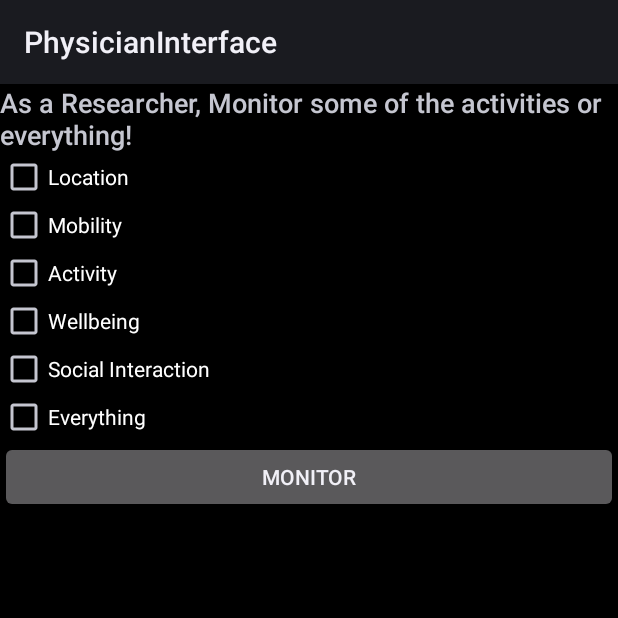
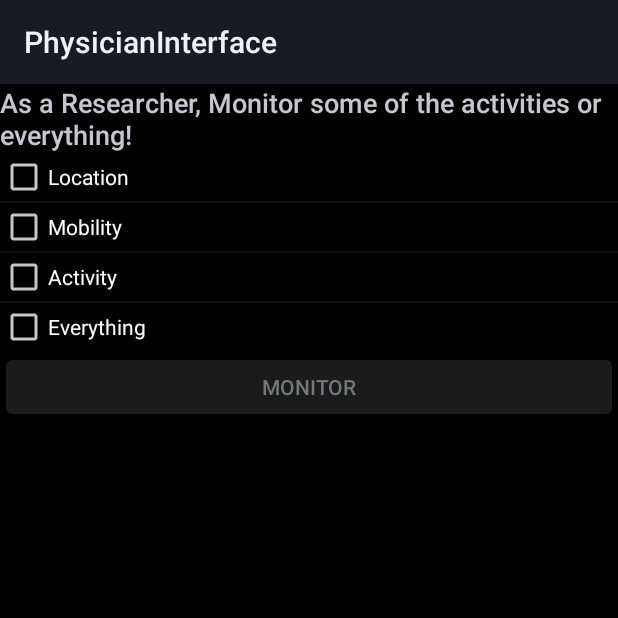
Before and after one commit to ningxia/NDroidAdmin, an Android app: the PhysicianInterface screen opened directly, with no data from a screen before it, on a phone screen of 412 x 824 dp, the top half of it. Run offline under Robolectric (Android 15) with nearby library versions, the phone set to English and light mode, and no system bars.

Commit message:
initial PhysicianInterface

```diff
--- a/app/src/main/java/edu/nd/darts/cimon/PhysicianInterface.java
+++ b/app/src/main/java/edu/nd/darts/cimon/PhysicianInterface.java
@@ -1,16 +1,417 @@
 package edu.nd.darts.cimon;
 
 import android.app.Activity;
+import android.content.Context;
 import android.os.Bundle;
+import android.util.Log;
+import android.view.LayoutInflater;
+import android.view.View;
+import android.view.ViewGroup;
+import android.widget.Adapter;
+import android.widget.AdapterView;
+import android.widget.ArrayAdapter;
+import android.widget.Button;
+import android.widget.CheckBox;
+import android.widget.ListView;
+import android.widget.RelativeLayout;
+import android.widget.TextView;
+import android.widget.Toast;
 
+import java.util.ArrayList;
+import java.util.Arrays;
+import java.util.List;
+
+/**
+ * @author ningxia
+ */
 public class PhysicianInterface extends Activity {
+
+    private static final String TAG = "NDroid";
+
+    private static ListView listView;
+    private static List<ActivityCategory> categories;
+    private ArrayAdapter<ActivityCategory> listAdapter;
+
+    private ActivityCategory location, mobility, activity, communication, wellbeing, social, everything;
+
+    private ActivityItem gps, accelerometer, gyroscope;
+
+    private static Button btnMonitor;
+    private static TextView message;
+
 
 	@Override
 	protected void onCreate(Bundle savedInstanceState) {
 		super.onCreate(savedInstanceState);
 		setContentView(R.layout.activity_physician_interface);
 
+        listView = (ListView) findViewById(R.id.physician_listView);
 
+        // load category list
+        loadCategoryList();
+
+        listAdapter = new ActivityArrayAdapter(this, R.layout.physician_item, categories);
+        listView.setAdapter(listAdapter);
+
+        btnMonitor = (Button) findViewById(R.id.physician_monitor_btn);
+        btnMonitor.setOnClickListener(btnMonitorHandler);
+
+        message = (TextView) findViewById(R.id.physician_message);
 	}
 
+
+    View.OnClickListener btnMonitorHandler = new View.OnClickListener() {
+        @Override
+        public void onClick(View v) {
+            Button btn = (Button) v;
+            if (btn.getText().toString().equalsIgnoreCase("Monitor")) {
+                btn.setText("Stop");
+                enableCheckbox(false);
+
+                if (DebugLog.DEBUG) {
+                    Log.d(TAG, "PhysicianInterface.btnMonitorHandler - display selected activities ");
+                    StringBuffer sb = new StringBuffer();
+                    for(ActivityCategory ac : categories) {
+                        for(ActivityItem ai : ac.getItems()) {
+                            sb.append(ai.getTitle());
+                            sb.append(" - ");
+                            sb.append(ai.isSelected());
+                            sb.append("\n");
+                        }
+                        sb.append("\n");
+                    }
+                    message.setText(sb.toString());
+                    message.setTextAppearance(PhysicianInterface.this, android.R.style.TextAppearance_Small);
+                    message.setVisibility(View.VISIBLE);
+                }
+            }
+            else {
+                btn.setText("Monitor");
+                enableCheckbox(true);
+                message.setVisibility(View.GONE);
+            }
+        }
+    };
+
+    private void enableCheckbox(boolean bool) {
+        ListView lv = (ListView) findViewById(R.id.physician_listView);
+        for (int i = 0; i < lv.getCount(); i ++) {
+            RelativeLayout rl = (RelativeLayout) lv.getChildAt(i);
+            CheckBox cb = (CheckBox) rl.findViewById(R.id.physician_item_checkBox);
+            TextView tv = (TextView) rl.findViewById(R.id.physician_item_textView);
+            cb.setEnabled(bool);
+            tv.setEnabled(bool);
+        }
+    }
+
+    private static boolean isChecked() {
+        for (ActivityCategory ac : categories) {
+            if (ac.isChecked()) {
+                return true;
+            }
+        }
+        return false;
+    }
+
+    private static boolean nonChecked() {
+        for (ActivityCategory ac : categories) {
+            if (ac.isChecked()) {
+                return false;
+            }
+        }
+        return true;
+    }
+
+
+    private void loadCategoryList() {
+
+        gps = new ActivityItem("GPS", Metrics.LOCATION_CATEGORY);
+        accelerometer = new ActivityItem("Accelerometer", Metrics.ACCELEROMETER);
+        gyroscope = new ActivityItem("Gyroscope", Metrics.GYROSCOPE);
+
+        location = new ActivityCategory(
+                "Location",
+                new ArrayList<ActivityItem>(Arrays.asList(
+                        gps
+                ))
+        );
+
+        mobility = new ActivityCategory(
+                "Mobility",
+                new ArrayList<ActivityItem>(Arrays.asList(
+                        gps, accelerometer, gyroscope
+                ))
+        );
+
+        activity = new ActivityCategory(
+                "Activity",
+                new ArrayList<ActivityItem>(Arrays.asList(
+                        accelerometer, gyroscope
+                ))
+        );
+
+        everything = new ActivityCategory(
+                "Everything",
+                new ArrayList<ActivityItem>(Arrays.asList(
+                        gps, accelerometer, gyroscope
+                ))
+        );
+
+        gps.addCategory(location);
+        gps.addCategory(mobility);
+        gps.addCategory(everything);
+
+        accelerometer.addCategory(mobility);
+        accelerometer.addCategory(activity);
+        accelerometer.addCategory(everything);
+
+        gyroscope.addCategory(mobility);
+        gyroscope.addCategory(activity);
+        gyroscope.addCategory(everything);
+
+        categories = new ArrayList<ActivityCategory>(Arrays.asList(
+                location, mobility, activity, everything
+        ));
+
+    }
+
+
+    private static class ActivityCategory {
+
+        private String title;
+        private boolean checked;
+        private List<ActivityItem> items;
+
+        public ActivityCategory() {}
+
+        public ActivityCategory(String title) {
+            this.title = title;
+        }
+
+        public ActivityCategory(String title, List<ActivityItem> items) {
+            this.title = title;
+            this.checked = false;
+            this.items = items;
+        }
+
+        public void setTitle(String title) {
+            this.title = title;
+        }
+
+        public String getTitle() {
+            return title;
+        }
+
+        public boolean isChecked() {
+            return checked;
+        }
+
+        public void setChecked(boolean checked) {
+            this.checked = checked;
+            for(ActivityItem item : items) {
+                item.setSelected(checked);
+            }
+        }
+
+        public void setItems(List<ActivityItem> items) {
+            this.items = items;
+        }
+
+        public List<ActivityItem> getItems() {
+            return items;
+        }
+
+        public void addItem(ActivityItem ai){
+            this.items.add(ai);
+        }
+
+        public String toString() {
+            return title;
+        }
+
+        public String getActivitiesString() {
+            StringBuffer sb = new StringBuffer();
+            sb.append("(");
+            for(ActivityItem item : items) {
+                sb.append(item.toString());
+                sb.append(", ");
+            }
+            sb.replace(sb.length() - 2, sb.length(), "");
+            sb.append(")");
+            return sb.toString();
+        }
+
+        public void toggleChecked() {
+            setChecked(!checked);
+        }
+    }
+
+
+    private static class ActivityItem {
+
+        private String title;
+        private int metricId;
+        private boolean selected = false;
+        private List<ActivityCategory> categories = new ArrayList<ActivityCategory>();
+
+        public ActivityItem() {}
+
+        public ActivityItem(String title, int metricId) {
+            this.title = title;
+            this.metricId = metricId;
+            this.selected = false;
+        }
+
+        public void setTitle(String title) {
+            this.title = title;
+        }
+
+        public String getTitle() {
+            return title;
+        }
+
+        public void setMetricId(int metricId) {
+            this.metricId = metricId;
+        }
+
+        public int getMetricId() {
+            return metricId;
+        }
+
+        public boolean isSelected() {
+            boolean bool = false;
+            for (ActivityCategory ac : categories) {
+                if (ac.isChecked()) {
+                    bool = true;
+                }
+            }
+            return bool;
+        }
+
+        public void setSelected(boolean setSelected) {
+            // set selected to false only when all ActivityCategory are not checked
+            if (!setSelected) {
+                if (!isSelected()) {
+                    this.selected = setSelected;
+                }
+            }
+            // set selected to true
+            else {
+                this.selected = setSelected;
+            }
+        }
+
+        public void addCategory(ActivityCategory ac) {
+            this.categories.add(ac);
+        }
+
+        public String toString() {
+            return title;
+        }
+    }
+
+
+    private static class ActivityHolder {
+        private CheckBox checkBox;
+        private TextView textView;
+
+        public ActivityHolder() {}
+
+        public ActivityHolder(CheckBox checkBox, TextView textView) {
+            this.checkBox = checkBox;
+            this.textView = textView;
+        }
+
+        public void setCheckBox(CheckBox checkBox) {
+            this.checkBox = checkBox;
+        }
+
+        public CheckBox getCheckBox() {
+            return checkBox;
+        }
+
+        public void setTextView(TextView textView) {
+            this.textView = textView;
+        }
+
+        public TextView getTextView() {
+            return textView;
+        }
+    }
+
+
+    private static class ActivityArrayAdapter extends ArrayAdapter<ActivityCategory> {
+
+        private LayoutInflater inflater;
+
+        public ActivityArrayAdapter(Context context, int resource, List<ActivityCategory> objects) {
+            super(context, resource, objects);
+            inflater = LayoutInflater.from(context);
+        }
+
+        @Override
+        public View getView(int position, View convertView, ViewGroup parent) {
+
+            ActivityCategory category = this.getItem(position);
+
+            CheckBox checkBox;
+            final TextView textView;
+
+            // create a new row view
+            if (convertView == null) {
+                convertView = inflater.inflate(R.layout.physician_item, null);
+                checkBox = (CheckBox) convertView.findViewById(R.id.physician_item_checkBox);
+                textView = (TextView) convertView.findViewById(R.id.physician_item_textView);
+
+                convertView.setTag(new ActivityHolder(checkBox, textView));
+            }
+            else {
+                ActivityHolder activityHolder = (ActivityHolder) convertView.getTag();
+                checkBox = activityHolder.getCheckBox();
+                textView = activityHolder.getTextView();
+            }
+
+            // If checkbox is toggled, update the ActivityCategory it is tagged with.
+            checkBox.setOnClickListener(new View.OnClickListener() {
+                @Override
+                public void onClick(View v) {
+                    CheckBox cb = (CheckBox) v;
+
+                    ActivityCategory ac = (ActivityCategory) cb.getTag();
+                    ac.setChecked(cb.isChecked());
+                    if (cb.isChecked()) {
+                        textView.setText(ac.getActivitiesString());
+                    }
+                    else {
+                        textView.setText("");
+                    }
+
+                    if (isChecked()) {
+                        btnMonitor.setEnabled(true);
+                    }
+
+                    if (nonChecked()) {
+                        btnMonitor.setEnabled(false);
+                    }
+                }
+            });
+
+            // Tag the CheckBox with the ActivityCategory it is displaying, so that we can access
+            // the ActivityCategory in onClick() when the CheckBox is toggled.
+            checkBox.setTag(category);
+
+            // Display the ActivityCategory data.
+            checkBox.setChecked(category.isChecked());
+            checkBox.setText(category.toString());
+
+            if (category.isChecked()) {
+                textView.setText(category.getActivitiesString());
+            }
+            else {
+                textView.setText("");
+            }
+
+            return convertView;
+        }
+    }
 }
--- a/app/src/main/res/layout/activity_physician_interface.xml
+++ b/app/src/main/res/layout/activity_physician_interface.xml
@@ -6,8 +6,7 @@
     android:orientation="vertical"
     tools:context="com.example.startingproject.PhysicianInterface"
     tools:ignore="MergeRootFrame"
-    android:background="@android:color/black"
-     >
+    android:background="@android:color/black" >
 
     <TextView
         android:id="@+id/textView1"
@@ -16,51 +15,65 @@
         android:text="As a Researcher, Monitor some of the activities or everything!"
         android:textAppearance="?android:attr/textAppearanceMedium" />
 
-    <CheckBox
-        android:id="@+id/checkBox1"
-        android:layout_width="wrap_content"
-        android:layout_height="wrap_content"
-        android:text="Location"
-        />
+    <!--<CheckBox-->
+        <!--android:id="@+id/checkBox1"-->
+        <!--android:layout_width="wrap_content"-->
+        <!--android:layout_height="wrap_content"-->
+        <!--android:text="Location"-->
+        <!--/>-->
 
-    <CheckBox
-        android:id="@+id/checkBox2"
-        android:layout_width="wrap_content"
-        android:layout_height="wrap_content"
-        android:text="Mobility" />
+    <!--<CheckBox-->
+        <!--android:id="@+id/checkBox2"-->
+        <!--android:layout_width="wrap_content"-->
+        <!--android:layout_height="wrap_content"-->
+        <!--android:text="Mobility" />-->
 
-    <CheckBox
-        android:id="@+id/checkBox3"
-        android:layout_width="wrap_content"
-        android:layout_height="wrap_content"
-        android:text="Activity" />
+    <!--<CheckBox-->
+        <!--android:id="@+id/checkBox3"-->
+        <!--android:layout_width="wrap_content"-->
+        <!--android:layout_height="wrap_content"-->
+        <!--android:text="Activity" />-->
+    <!---->
+    <!--<CheckBox-->
+        <!--android:id="@+id/checkBox4"-->
+        <!--android:layout_width="wrap_content"-->
+        <!--android:layout_height="wrap_content"-->
+        <!--android:text="Wellbeing" />-->
+    <!---->
+    <!--<CheckBox-->
+        <!--android:id="@+id/checkBox5"-->
+        <!--android:layout_width="wrap_content"-->
+        <!--android:layout_height="wrap_content"-->
+        <!--android:text="Social Interaction" />-->
 
-    <CheckBox
-        android:id="@+id/checkBox4"
-        android:layout_width="wrap_content"
-        android:layout_height="wrap_content"
-        android:text="Wellbeing" />
+    <!--<CheckBox-->
+        <!--android:id="@+id/checkBox6"-->
+        <!--android:layout_width="wrap_content"-->
+        <!--android:layout_height="wrap_content"-->
+        <!--android:text="Everything" />-->
 
-    <CheckBox
-        android:id="@+id/checkBox5"
-        android:layout_width="wrap_content"
-        android:layout_height="wrap_content"
-        android:text="Social Interaction" />
-
-    <CheckBox
-        android:id="@+id/checkBox6"
-        android:layout_width="wrap_content"
-        android:layout_height="wrap_content"
-        android:text="Everything" />
-
-
+    <ListView
+        android:id="@+id/physician_listView"
+        android:layout_width="match_parent"
+        android:layout_height="wrap_content" />
 
     <Button
-        android:id="@+id/button1"
+        android:id="@+id/physician_monitor_btn"
         style="?android:attr/buttonStyleSmall"
         android:layout_width="match_parent"
         android:layout_height="wrap_content"
+        android:enabled="false"
         android:text="Monitor"
-        android:layout_gravity="center"/>
+        android:layout_gravity="center" />
+
+    <TextView
+        android:layout_width="wrap_content"
+        android:layout_height="wrap_content"
+        android:textAppearance="?android:attr/textAppearanceMedium"
+        android:text="Message"
+        android:id="@+id/physician_message"
+        android:layout_marginTop="20dp"
+        android:layout_gravity="center_horizontal"
+        android:visibility="invisible" />
 
 </LinearLayout>
--- /dev/null
+++ b/app/src/main/res/layout/physician_item.xml
@@ -0,0 +1,25 @@
+<?xml version="1.0" encoding="utf-8"?>
+<RelativeLayout xmlns:android="http://schemas.android.com/apk/res/android"
+    android:layout_width="match_parent" android:layout_height="match_parent">
+
+    <CheckBox
+        android:id="@+id/physician_item_checkBox"
+        android:layout_width="wrap_content"
+        android:layout_height="wrap_content"
+        android:text="Category"
+        android:layout_alignParentTop="true"
+        android:layout_alignParentLeft="true"
+        android:layout_alignParentStart="true" />
+
+    <TextView
+        android:id="@+id/physician_item_textView"
+        android:layout_width="wrap_content"
+        android:layout_height="wrap_content"
+        android:textAppearance="?android:attr/textAppearanceSmall"
+        android:text="Activities"
+        android:layout_alignBaseline="@+id/physician_item_checkBox"
+        android:layout_alignBottom="@+id/physician_item_checkBox"
+        android:layout_toRightOf="@+id/physician_item_checkBox"
+        android:layout_marginLeft="10dp" />
+
+</RelativeLayout>
--- a/app/src/main/res/layout/popup.xml
+++ b/app/src/main/res/layout/popup.xml
@@ -30,7 +30,7 @@
         android:layout_height="wrap_content" >
 
         <RadioButton
-            android:id="@+id/technician"
+            android:id="@+id/btn_technician"
             android:textColor="#000000"
             android:layout_width="wrap_content"
             android:layout_height="wrap_content"
@@ -38,7 +38,7 @@
             android:checked="true" />
 
         <RadioButton
-            android:id="@+id/physician"
+            android:id="@+id/btn_physician"
             android:textColor="#000000"
             android:layout_width="wrap_content"
             android:layout_height="wrap_content"
```
Also changed, not shown: app/src/main/java/edu/nd/darts/cimon/LL.java (+13 -16 lines), 3 other files.
